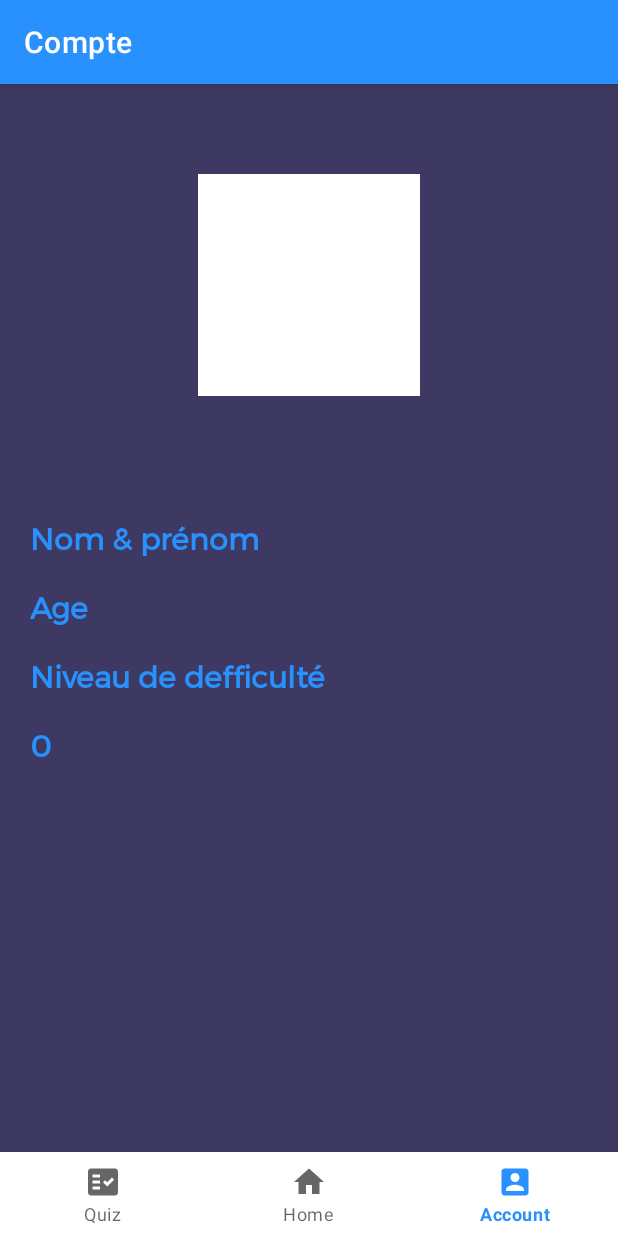
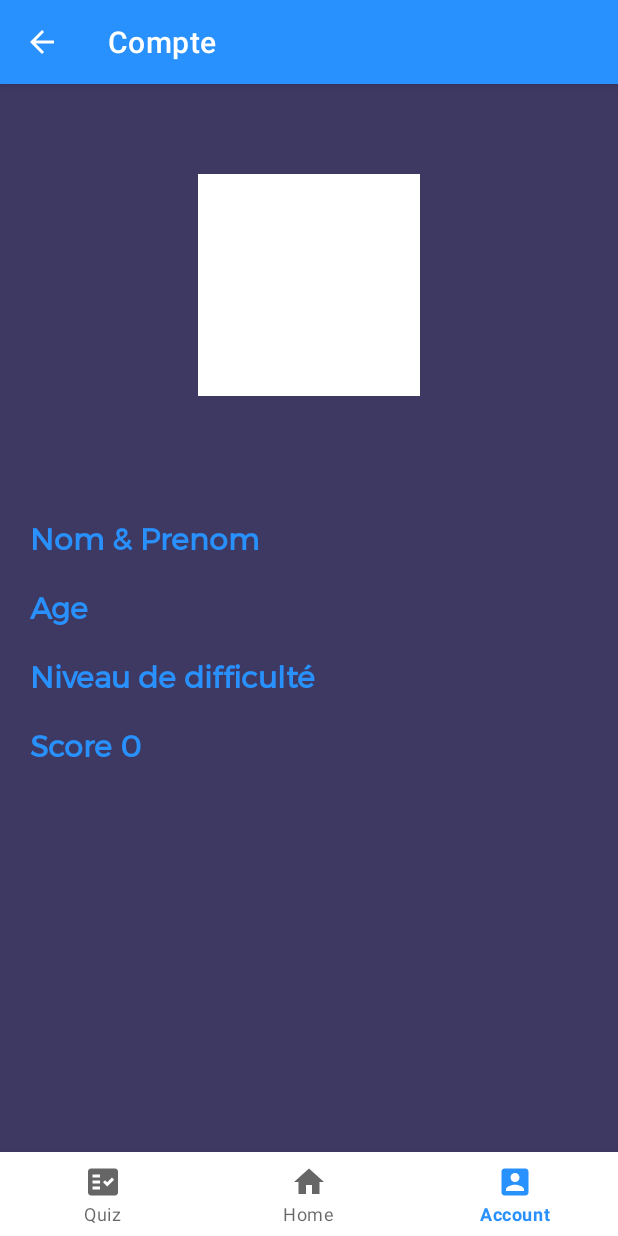
Before and after one commit to oueslatimohamed/PMM, an Android app: the fragment QuizFragment placed in its activity, item 3 of the bottom bar chosen, on a phone screen of 412 x 824 dp. Run offline under Robolectric (Android 15) with nearby library versions, the phone set to English and light mode, and no system bars; our stand-ins replace Picasso; 1 statement that could not run was skipped.

Commit message:
translation is probably done

```diff
--- a/app/src/main/java/com/example/myspace/MainActivity.java
+++ b/app/src/main/java/com/example/myspace/MainActivity.java
@@ -6,6 +6,7 @@ import androidx.appcompat.widget.Toolbar;
 import androidx.fragment.app.Fragment;
 
 import android.os.Bundle;
+import android.util.Log;
 import android.view.MenuItem;
 
 import com.google.android.material.bottomnavigation.BottomNavigationView;
@@ -15,7 +16,6 @@ import fragment.ProfileFragment;
 import fragment.QuizFragment;
 
 public class MainActivity extends AppCompatActivity {
-    public String actiontitle="";
     BottomNavigationView mBottomnavigationview;
 
     @Override
@@ -26,7 +26,7 @@ public class MainActivity extends AppCompatActivity {
 
         mBottomnavigationview = (BottomNavigationView) findViewById(R.id.bottom_navigation);
         mBottomnavigationview.setOnNavigationItemSelectedListener(navListener);
-
+        getSupportActionBar().setDisplayHomeAsUpEnabled(true);
 
     }
     private BottomNavigationView.OnNavigationItemSelectedListener navListener =
@@ -43,6 +43,7 @@ public class MainActivity extends AppCompatActivity {
                             break;
                         case R.id.nav_profile:
                             selectedFragment = new ProfileFragment();
+                            Log.d("profile", "onNavigationItemSelected: profile");
                             break;
                     }
                     getSupportFragmentManager().beginTransaction().replace(R.id.fragment_container,
--- a/app/src/main/java/fragment/ProfileFragment.java
+++ b/app/src/main/java/fragment/ProfileFragment.java
@@ -35,8 +35,8 @@ public class ProfileFragment extends Fragment {
         View view = inflater.inflate(R.layout.fragment_profile, container, false);
         int score = getArguments().getInt("Score");
         mScore = (TextView) view.findViewById(R.id.profile_tv_score);
-        mScore.setText(String.valueOf(score));
-        Log.i("Score in profile" , String.valueOf(getArguments().getInt("Score")));
+        mScore.setText("Score "+ score);
+       // Log.i("Score in profile" , String.valueOf(getArguments().getInt("Score")));
         // Inflate the layout for this fragment
         return view;
     }
--- a/app/src/main/java/fragment/QuizFragment.java
+++ b/app/src/main/java/fragment/QuizFragment.java
@@ -1,5 +1,6 @@
 package fragment;
 
+import android.content.res.Resources;
 import android.os.Bundle;
 
 import androidx.annotation.Nullable;
@@ -21,6 +22,8 @@ import android.widget.Toast;
 import com.example.myspace.MainActivity;
 import com.example.myspace.R;
 
+import java.util.Locale;
+
 
 public class QuizFragment extends Fragment {
     TextView question;
@@ -41,35 +44,8 @@ public class QuizFragment extends Fragment {
         R.drawable.sun
 
     };
-    String questions[] = {
-            "quelle est la forme de la terre?",
-            "quel est le centre du système solaire?",
-            "Laquelle d'entre elles n'est pas une planète géante?",
-            "quel âge a le système solaire?",
-            "Quelle est la nature du soleil?",
-            "La planète Mars se situe entre?",
-            "À quelle galaxie appartient notre système solaire?",
-            "Quelles sont les deux principales compositions chimiques du soleil?",
-            "Quelle est la plus petite planète de notre système solaire?",
-            "À quelle distance la terre est-elle du soleil?"
-    };
-    String answers[]= {
-            "sphère","Le soleil","Terre","4,571 milliards d'années", "étoile","Jupiter et la terre",
-            "Voie lactée","l'hydrogène et l'hélium", "Mercure","93 millions de miles"
-    };
-    String options[]={
-            "disque", "sphère", "rectangle", "chaîne", //1
-            "La terre", "Jésus", "Le soleil", "La lune", //2
-            "Jupiter","Saturne","Terre"  ,"Neptune",//3
-            "1442 ans", "2021 ans","13,77 milliards d'années","4,571 milliards d'années", //4
-            "planète"," comète","étoile"," lune", //5
-            "Soleil et Mercure" , "Jupiter et la Terre","Uranus et Neptune","Aucun", //6
-            "Galaxie d'Andromède" ,"Voie lactée","Galaxie-comète","NGC 4567/8",//7
-            "l'hydrogène et l'hélium","l'oxygène et le carbone"," l'hélium et l'azote","l'oxygène et l'hydrogène", //8
-            "La Terre","Mars", "Mercure","Vénus", //9
-            "93 millions de miles","180 millions de miles","10 millions de miles","63 millions de miles" //10
 
-    };
+
     int incrementQuestion = 0;
     int score = 0;
     private ActionBar getActionBar() {
@@ -103,7 +79,9 @@ public class QuizFragment extends Fragment {
         a4=(RadioButton) view.findViewById(R.id.answerFour);
         btnNext = (Button) view.findViewById(R.id.btnNext);
         planetImgs = (ImageView) view.findViewById(R.id.planet_img);
-
+        String []questions = getContext().getResources().getStringArray(R.array.questionss);
+        String []answers = getContext().getResources().getStringArray(R.array.answers);
+        String []options = getContext().getResources().getStringArray(R.array.options);
         question.setText(questions[incrementQuestion]);
         a1.setText(options[0]);
         a2.setText(options[1]);
@@ -125,11 +103,11 @@ public class QuizFragment extends Fragment {
 //                Toast.makeText(getContext(),answerText,Toast.LENGTH_SHORT).show();
                 if(answerText.equals(answers[incrementQuestion])){
                     score ++;
-                    Toast.makeText(getContext(),"Tout à fait ! ", Toast.LENGTH_SHORT).show();
+                    Toast.makeText(getContext(),getResources().getString(R.string.toutfait), Toast.LENGTH_SHORT).show();
                 }
                 else{
                     score --;
-                    Toast.makeText(getContext(),"C'est faux ", Toast.LENGTH_SHORT).show();
+                    Toast.makeText(getContext(),getResources().getString(R.string.faux), Toast.LENGTH_SHORT).show();
                 }
                 incrementQuestion ++;
                 if(incrementQuestion<questions.length)
@@ -144,12 +122,13 @@ public class QuizFragment extends Fragment {
                 }else if(incrementQuestion == questions.length){   // not working
                     Bundle bundle = new Bundle();
                     ProfileFragment profilefragment = new ProfileFragment();
+                    bundle.putInt("Score", score);
+                    profilefragment.setArguments(bundle);
                     FragmentTransaction fragmentTransaction = getFragmentManager().beginTransaction();
-                    fragmentTransaction.replace(R.id.mainLayout,profilefragment);
+                    fragmentTransaction.replace(R.id.compteLayout,profilefragment);
                     //fragmentTransaction.addToBackStack(null);
                     fragmentTransaction.commit();
-                    bundle.putInt("Score", score);
-                    profilefragment.setArguments(bundle);
+
 
                 }
                 answersGrp.clearCheck();
--- a/app/src/main/res/layout/activity_login.xml
+++ b/app/src/main/res/layout/activity_login.xml
@@ -18,7 +18,7 @@
         android:layout_marginLeft="50dp"
         android:layout_marginTop="40dp"
         android:fontFamily="@font/montserrat"
-        android:text="Connectez à votre compte"
+        android:text="@string/connecttoyouraccount"
         android:textColor="@color/black"
         android:textSize="18sp"
         android:textStyle="bold" />
@@ -32,7 +32,7 @@
         android:elevation="10dp"
         android:ems="10"
         android:fontFamily="@font/montserrat"
-        android:hint="Nom d'utilisateur"
+        android:hint="@string/nomuser"
         android:paddingLeft="20dp" />
 
     <EditText
@@ -45,7 +45,7 @@
         android:elevation="10dp"
         android:ems="10"
         android:fontFamily="@font/montserrat"
-        android:hint="Mot de passe"
+        android:hint="@string/motpasse"
         android:inputType="textPassword"
         android:paddingLeft="20dp" />
     <Button
@@ -72,7 +72,7 @@
             android:layout_height="wrap_content"
             android:fontFamily="@font/montserrat"
             android:gravity="center"
-            android:text="Vous n'avez pas de compte ?"
+            android:text="@string/noaccount"
             android:textColor="@color/black"
             android:textSize="14sp" />
 
@@ -81,7 +81,7 @@
             android:layout_width="wrap_content"
             android:layout_height="wrap_content"
             android:fontFamily="@font/montserrat"
-            android:text="S'inscrire"
+            android:text="@string/subscribe"
             android:textColor="@color/button_color"
             android:textStyle="bold"
             android:textSize="14sp"/>
@@ -94,7 +94,7 @@
         android:layout_gravity="center"
         android:layout_marginTop="10dp"
         android:fontFamily="@font/montserrat"
-        android:text="Aide"
+        android:text="@string/help"
         android:textColor="@color/button_color"
         android:textStyle="bold"
         android:textSize="16sp"/>
--- a/app/src/main/res/layout/activity_main.xml
+++ b/app/src/main/res/layout/activity_main.xml
@@ -35,7 +35,7 @@
         android:layout_marginTop="24dp"
         android:background="@drawable/button_2"
         android:fontFamily="@font/montserrat"
-        android:text="Créer un compte"
+        android:text="@string/createacc"
         android:textAllCaps="false"
         android:textColor="@color/button_color"
         android:textSize="18dp" />
--- a/app/src/main/res/layout/activity_sign.xml
+++ b/app/src/main/res/layout/activity_sign.xml
@@ -23,7 +23,7 @@
             android:layout_marginLeft="50dp"
             android:layout_marginTop="20dp"
             android:fontFamily="@font/montserrat"
-            android:text="Créer votre compte"
+            android:text="@string/createacc"
             android:textColor="@color/black"
             android:textSize="18sp"
             android:textStyle="bold" />
@@ -37,7 +37,7 @@
             android:elevation="10dp"
             android:ems="10"
             android:fontFamily="@font/montserrat"
-            android:hint="Nom"
+            android:hint="@string/name"
             android:paddingLeft="20dp" />
         <EditText
             android:id="@+id/sign_et_lastname"
@@ -49,7 +49,7 @@
             android:elevation="10dp"
             android:ems="10"
             android:fontFamily="@font/montserrat"
-            android:hint="Last Name"
+            android:hint="Prenom"
             android:paddingLeft="20dp" />
         <EditText
             android:id="@+id/sign_et_age"
@@ -74,7 +74,7 @@
             android:elevation="10dp"
             android:ems="10"
             android:fontFamily="@font/montserrat"
-            android:hint="Nom d'utilisateur"
+            android:hint="@string/nomuser"
             android:paddingLeft="20dp" />
         <EditText
             android:id="@+id/sign_et_password"
@@ -86,7 +86,7 @@
             android:elevation="10dp"
             android:ems="10"
             android:fontFamily="@font/montserrat"
-            android:hint="Mot de passe"
+            android:hint="@string/motpasse"
             android:inputType="textPassword"
             android:paddingLeft="20dp" />
         <Button
@@ -97,7 +97,7 @@
             android:layout_marginTop="20dp"
             android:background="@drawable/button"
             android:fontFamily="@font/montserrat"
-            android:text="Créer un compte"
+            android:text="@string/createacc"
             android:textAllCaps="false"
             android:textColor="@android:color/white"
             android:textSize="18dp" />
@@ -114,7 +114,7 @@
                 android:layout_height="wrap_content"
                 android:fontFamily="@font/montserrat"
                 android:gravity="center"
-                android:text="Vous n'avez pas de compte ?"
+                android:text="@string/noaccount"
                 android:textColor="@color/black"
                 android:textSize="14sp" />
 
--- a/app/src/main/res/layout/fragment_profile.xml
+++ b/app/src/main/res/layout/fragment_profile.xml
@@ -27,7 +27,7 @@
             android:layout_width="wrap_content"
             android:layout_height="wrap_content"
             android:fontFamily="@font/montserrat"
-            android:text="Nom &amp; prénom"
+            android:text="@string/nom_prenom"
             android:textColor="@color/button_color"
             android:textSize="20sp"
             android:textStyle="bold"
@@ -39,7 +39,7 @@
             android:layout_width="wrap_content"
             android:layout_height="wrap_content"
             android:fontFamily="@font/montserrat"
-            android:text="Age"
+            android:text="@string/age"
             android:textColor="@color/button_color"
             android:textSize="20sp"
             android:textStyle="bold"
@@ -51,7 +51,7 @@
             android:layout_width="wrap_content"
             android:layout_height="wrap_content"
             android:fontFamily="@font/montserrat"
-            android:text="Niveau de defficulté"
+            android:text="@string/niveau"
             android:textColor="@color/button_color"
             android:textSize="20sp"
             android:textStyle="bold"
@@ -63,7 +63,7 @@
             android:layout_width="wrap_content"
             android:layout_height="wrap_content"
             android:fontFamily="@font/montserrat"
-            android:text="Score"
+            android:text="@string/score"
             android:textColor="@color/button_color"
             android:textSize="20sp"
             android:textStyle="bold"
--- a/app/src/main/res/layout/fragment_quiz.xml
+++ b/app/src/main/res/layout/fragment_quiz.xml
@@ -95,7 +95,7 @@
             android:layout_width="wrap_content"
             android:layout_height="wrap_content"
             android:id="@+id/btnNext"
-            android:text="Next"
+            android:text="@string/btnSuivant"
             android:layout_gravity="center"
             android:layout_marginTop="25dp"
             android:background="@drawable/radio_selector"
--- /dev/null
+++ b/app/src/main/res/values/answers_array.xml
@@ -0,0 +1,16 @@
+<?xml version="1.0" encoding="utf-8"?>
+<resources>
+    <string-array name="answers">
+        <item>@string/a1</item>
+        <item>@string/a2</item>
+        <item>@string/a3</item>
+        <item>@string/a4</item>
+        <item>@string/a5</item>
+        <item>@string/a6</item>
+        <item>@string/a7</item>
+        <item>@string/a8</item>
+        <item>@string/a9</item>
+        <item>@string/a10</item>
+
+    </string-array>
+</resources>
--- /dev/null
+++ b/app/src/main/res/values/options_array.xml
@@ -0,0 +1,45 @@
+<?xml version="1.0" encoding="utf-8"?>
+<resources>
+    <string-array name="options">
+        <item>@string/op1 </item>
+        <item>@string/op2</item>
+        <item>@string/op3</item>
+        <item>@string/op4</item>
+        <item>@string/op5</item>
+        <item>@string/op6</item>
+        <item>@string/op7</item>
+        <item>@string/op8</item>
+        <item>@string/op9</item>
+        <item>@string/op10</item>
+        <item>@string/op11</item>
+        <item>@string/op12</item>
+        <item>@string/op13</item>
+        <item>@string/op14</item>
+        <item>@string/op15</item>
+        <item>@string/op16</item>
+        <item>@string/op17</item>
+        <item>@string/op18</item>
+        <item>@string/op19</item>
+        <item>@string/op20</item>
+        <item>@string/op21</item>
+        <item>@string/op22</item>
+        <item>@string/op23</item>
+        <item>@string/op24</item>
+        <item>@string/op25</item>
+        <item>@string/op26</item>
+        <item>@string/op27</item>
+        <item>@string/op28</item>
+        <item>@string/op29</item>
+        <item>@string/op30</item>
+        <item>@string/op31</item>
+        <item>@string/op32</item>
+        <item>@string/op33</item>
+        <item>@string/op34</item>
+        <item>@string/op35</item>
+        <item>@string/op36</item>
+        <item>@string/op37</item>
+        <item>@string/op38</item>
+        <item>@string/op39</item>
+        <item>@string/op40</item>
+    </string-array>
+</resources>
--- /dev/null
+++ b/app/src/main/res/values/questions_array.xml
@@ -0,0 +1,15 @@
+<?xml version="1.0" encoding="utf-8"?>
+<resources>
+    <string-array name="questionss">
+        <item>@string/q1</item>
+        <item>@string/q2</item>
+        <item>@string/q3</item>
+        <item>@string/q4</item>
+        <item>@string/q5</item>
+        <item>@string/q6</item>
+        <item>@string/q7</item>
+        <item>@string/q8</item>
+        <item>@string/q9</item>
+        <item>@string/q10</item>
+    </string-array>
+</resources>
--- a/app/src/main/res/values/strings.xml
+++ b/app/src/main/res/values/strings.xml
@@ -1,5 +1,83 @@
 <resources>
     <string name="app_name">My Space</string>
     <!-- TODO: Remove or change this placeholder text -->
-    <string name="hello_blank_fragment">Hello blank fragment</string>
+    <string name="toutfait">Toute à fait ! </string>
+    <string name="faux">C est faux</string>
+    <string name="btnSuivant">Suivant</string>
+    <string name="connecttoyouraccount">Connectez à votre compte</string>
+    <string name="nomuser">Nom d utilisateur</string>
+    <string name="motpasse">Mot de passe</string>
+    <string name="noaccount">"Vous n'avez pas de compte ?"</string>
+    <string name="subscribe">"S'inscrire"</string>
+    <string name="help">Aide</string>
+    <string name="createacc">Créer un compte</string>
+    <string name="name">Nom</string>
+    <string name="prenom">Prenom</string>
+    <string name="nom_prenom">Nom &amp;  Prenom</string>
+    <string name="age" translatable="false">Age</string>
+    <string name="score" translatable="false">Score</string>
+    <string name="niveau">Niveau de difficulté</string>
+    <string name="q1">quelle est la forme de la terre?</string>
+    <string name="q2">quel est le centre du système solaire?</string>
+    <string name="q3">Laquelle d\'entre elles n\'est pas une planète géante?</string>
+    <string name="q4">quel âge a le système solaire?</string>
+    <string name="q5">Quelle est la nature du soleil?</string>
+    <string name="q6">La planète Mars se situe entre?</string>
+    <string name="q7">À quelle galaxie appartient notre système solaire?</string>
+    <string name="q8">Quelles sont les deux principales compositions chimiques du soleil?</string>
+    <string name="q9">Quelle est la plus petite planète de notre système solaire?</string>
+    <string name="q10">À quelle distance la terre est-elle du soleil?</string>
+    <string name="a1">sphère</string>
+    <string name="a2">Le soleil</string>
+    <string name="a3">Terre</string>
+    <string name="a4">4,571 milliards d\'années</string>
+    <string name="a5">étoile</string>
+    <string name="a6">Jupiter et la terre</string>
+    <string name="a7">"Voie lactée"</string>
+    <string name="a8">"l'hydrogène et l'hélium"</string>
+    <string name="a9">"Mercure"</string>
+    <string name="a10">"93 millions de miles"</string>
+    <string name="op1">"disque"</string>
+    <string name="op2">"sphère"</string>
+    <string name="op3">"rectangle"</string>
+    <string name="op4">"chaîne"</string>
+    //2
+    <string name="op5">"La terre"</string>
+    <string name="op6">"Jésus"</string>
+    <string name="op7">"Le soleil"</string>
+    <string name="op8">"La lune"</string>
+    //3
+    <string name="op9">"Jupiter"</string>
+    <string name="op10">"Saturne"</string>
+    <string name="op11">"Terre"</string>
+    <string name="op12">"Neptune"</string>
+    <string name="op13">"1442 ans"</string>
+    <string name="op14">"2021 ans"</string>
+    <string name="op15">"13,77 milliards d'années"</string>
+    <string name="op16">"4,571 milliards d'années"</string>
+    <string name="op17">"planète"</string>
+    <string name="op18">" comète"</string>
+    <string name="op19">"étoile"</string>
+    <string name="op20">" lune"</string>
+    <string name="op21">"Soleil et Mercure"</string>
+    <string name="op22">"Jupiter et la Terre"</string>
+    <string name="op23">"Uranus et Neptune"</string>
+    <string name="op24">"Aucun"</string>
+    <string name="op25">"Galaxie d'Andromède"</string>
+    <string name="op26">"Voie lactée"</string>
+    <string name="op27">"Galaxie-comète"</string>
+    <string name="op28">"NGC 4567/8"</string>
+    <string name="op29">"l'hydrogène et l'hélium"</string>
+    <string name="op30">"l'oxygène et le carbone"</string>
+    <string name="op31">" l'hélium et l'azote"</string>
+    <string name="op32">"l'oxygène et l'hydrogène"</string>
+    <string name="op33">"La Terre"</string>
+    <string name="op34">"Mars"</string>
+    <string name="op35">"Mercure"</string>
+    <string name="op36">"Vénus"</string>
+    <string name="op37">"93 millions de miles"</string>
+    <string name="op38">"180 millions de miles"</string>
+    <string name="op39">"10 millions de miles"</string>
+    <string name="op40">"63 millions de miles"</string>
+
 </resources>
```
Also changed, not shown: 2 other files.
